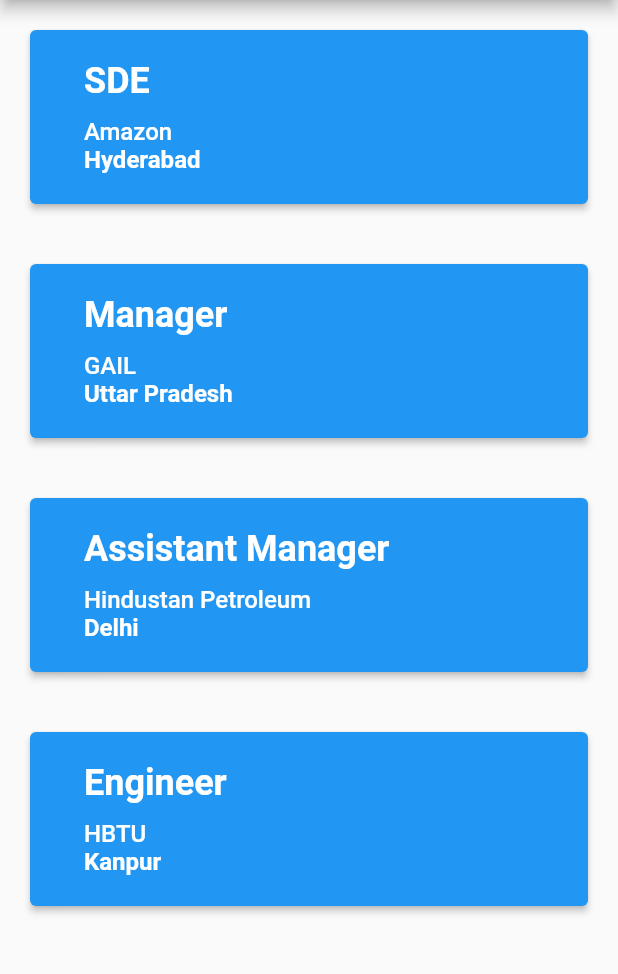
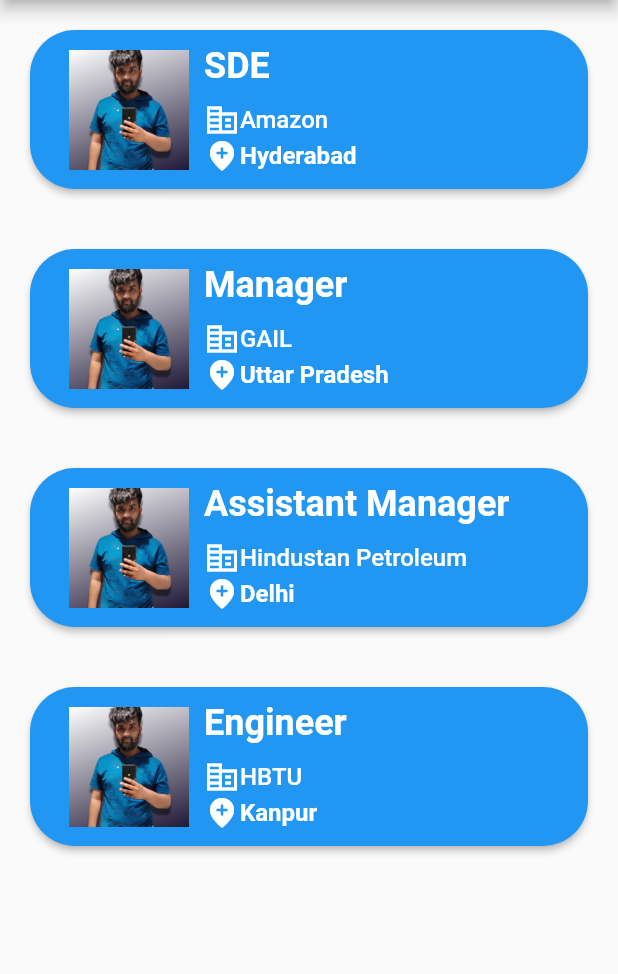
Before and after one commit to apexpre-dator/rozgaar_app, a Flutter app: the PersonalizedJobs screen opened by its route, on a phone screen of 412 x 824 dp, the part 84-1058 px from its top. Run offline on Flutter 3.47's test engine with Material 2 defaults, Android fonts, the phone set to English and light mode, and no system bars; statements that could not run were skipped.

Commit message:
Updating JobPage

```diff
--- a/lib/main.dart
+++ b/lib/main.dart
@@ -1,6 +1,6 @@
 import 'package:flutter/material.dart';
-import 'package:rozgaar_app/screens/account_page.dart';
 
+import './screens/account_page.dart';
 import './screens/personalized_jobs.dart';
 import './screens/profile_page.dart';
 import './screens/job_detail.dart';
@@ -22,10 +22,9 @@
       home: ,
       routes: {
         ProfilePage.routeName: (context) => ProfilePage(),
-        Account.routeName:(context) => Account(),
+        Account.routeName: (context) => Account(),
         PersonalizedJobs.routeName: (context) => PersonalizedJobs(),
         JobDetail.routeName: (context) => JobDetail(),
-
       },
     );
   }
--- a/lib/widgets/job_info.dart
+++ b/lib/widgets/job_info.dart
@@ -15,11 +15,26 @@
       onPressed: () {
         Navigator.of(context).pushNamed('/job-detail');
       },
+      style: ElevatedButton.styleFrom(
+        shape: new RoundedRectangleBorder(
+          borderRadius: new BorderRadius.circular(30.0),
+        ),
+      ),
       child: Container(
         width: MediaQuery.of(context).size.width,
-        color: Theme.of(context).primaryColor,
-        padding: const EdgeInsets.all(20),
-        child: Column(
+        padding: const EdgeInsets.all(10),
+        child: Row(
+          children: [
+            Image.asset(
+              'assets/images/dp.jpg',
+              height: 80,
+              width: 80,
+              fit: BoxFit.fill,
+            ),
+            SizedBox(
+              width: 10,
+            ),
+            Column(
               crossAxisAlignment: CrossAxisAlignment.start,
               children: <Widget>[
                 Text(
@@ -33,6 +48,9 @@
                 SizedBox(
                   height: 10,
                 ),
+                Row(
+                  children: [
+                    Icon(Icons.corporate_fare),
                     Text(
                       jobInfo.organisation,
                       style: TextStyle(
@@ -41,6 +59,11 @@
                         fontWeight: FontWeight.w500,
                       ),
                     ),
+                  ],
+                ),
+                Row(
+                  children: [
+                    Icon(Icons.add_location_rounded),
                     Text(
                       jobInfo.location,
                       style: TextStyle(
@@ -51,6 +74,10 @@
                     ),
                   ],
                 ),
+              ],
+            ),
+          ],
+        ),
       ),
     );
   }
```
Lines whose indentation alone changed are shown as unchanged.
